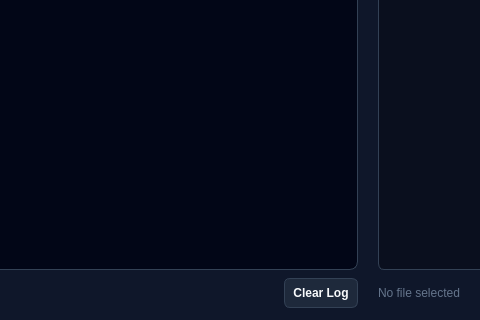
Old version of the form software/uwb_rtls_studio/views/ui/log_tab.ui in the repository phuongmt08/uwb-rtls; both pictures show x 425 to 905 and y 480 to 800 of the 1300 by 800 pixel window.
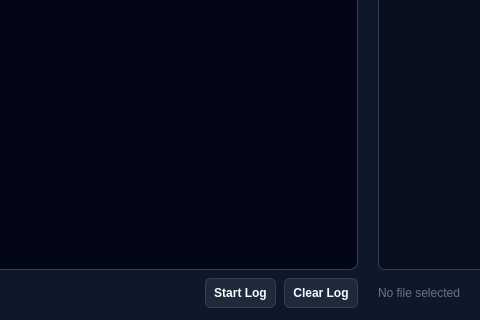
New version of the form.

The edit to the form file:
```diff
--- a/software/uwb_rtls_studio/views/ui/log_tab.ui
+++ b/software/uwb_rtls_studio/views/ui/log_tab.ui
@@ -260,6 +260,16 @@
            </property>
           </spacer>
          </item>
+         <item>
+          <widget class="QPushButton" name="btn_start_log">
+           <property name="toolTip">
+            <string>Start log streaming from device</string>
+           </property>
+           <property name="text">
+            <string>Start Log</string>
+           </property>
+          </widget>
+         </item>
          <item>
           <widget class="QPushButton" name="btn_clear_log">
            <property name="toolTip">
```
